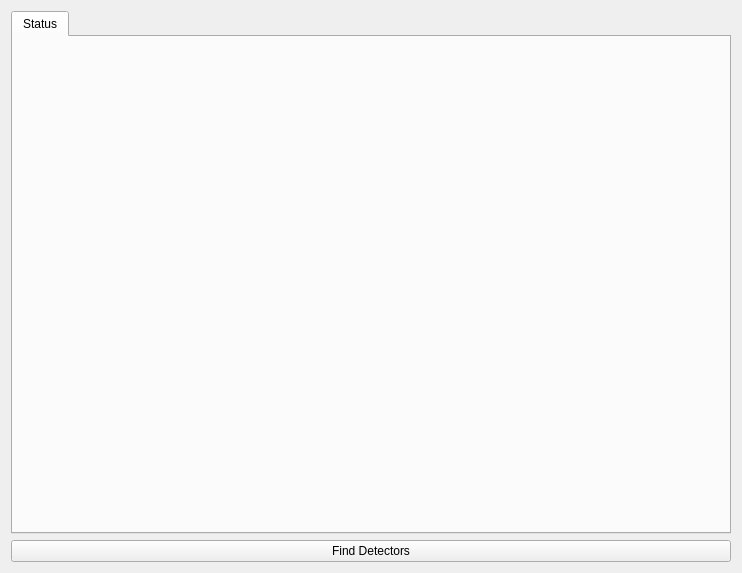
Above: tomography/ui_elements/TomographyManagerWidget.ui from LabTelc/Zajex before the change. Below: the same form after it.
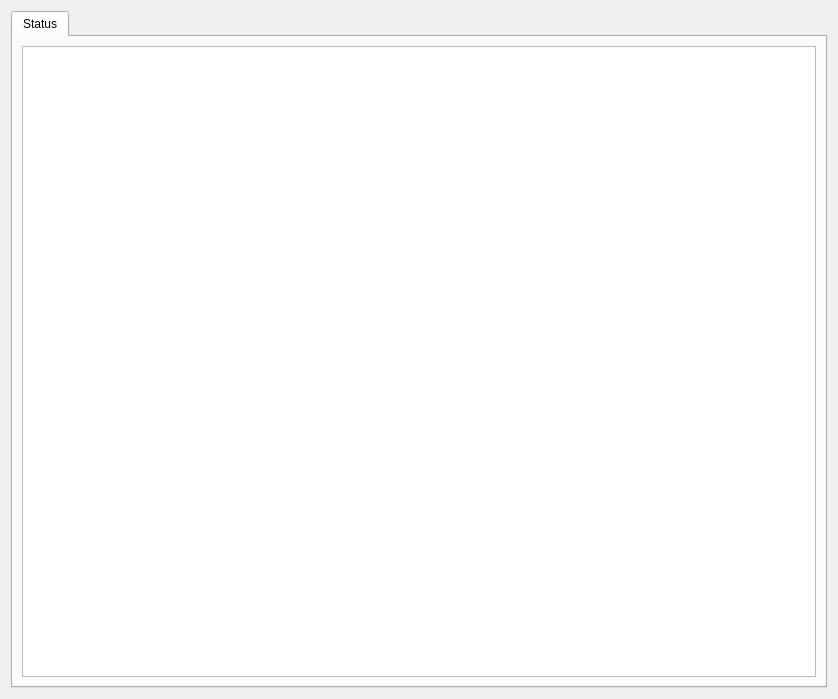
That is the form after the change.

Commit message: work on XRD1611 and Soloist for tomography

The edit to the form file:
```diff
--- a/tomography/ui_elements/TomographyManagerWidget.ui
+++ b/tomography/ui_elements/TomographyManagerWidget.ui
@@ -6,8 +6,8 @@
    <rect>
     <x>0</x>
     <y>0</y>
-    <width>742</width>
-    <height>573</height>
+    <width>838</width>
+    <height>699</height>
    </rect>
   </property>
   <property name="windowTitle">
@@ -23,16 +23,14 @@
       <attribute name="title">
        <string>Status</string>
       </attribute>
+      <layout class="QHBoxLayout" name="horizontalLayout">
+       <item>
+        <widget class="QTextBrowser" name="log_widget"/>
+       </item>
+      </layout>
      </widget>
     </widget>
    </item>
-   <item>
-    <widget class="QPushButton" name="pushButton_4">
-     <property name="text">
-      <string>Find Detectors</string>
-     </property>
-    </widget>
-   </item>
   </layout>
  </widget>
  <resources/>
```
Left out of the diff: 2 changed lines with no effect on the pictures. The commit also changes 39 other files.
